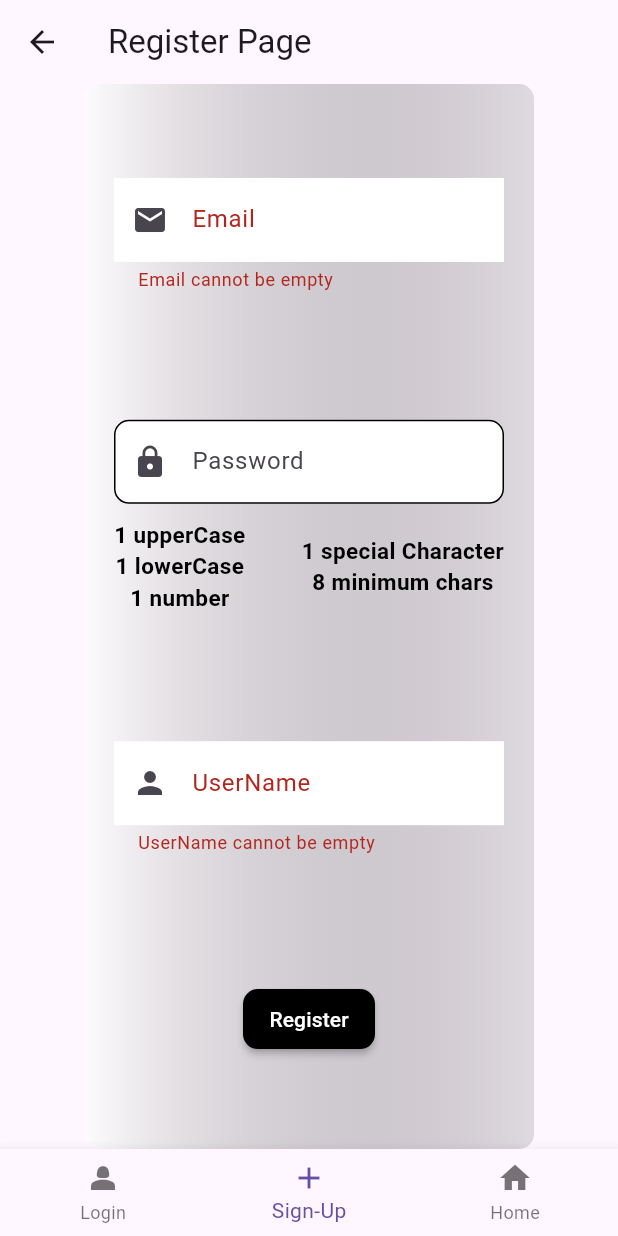
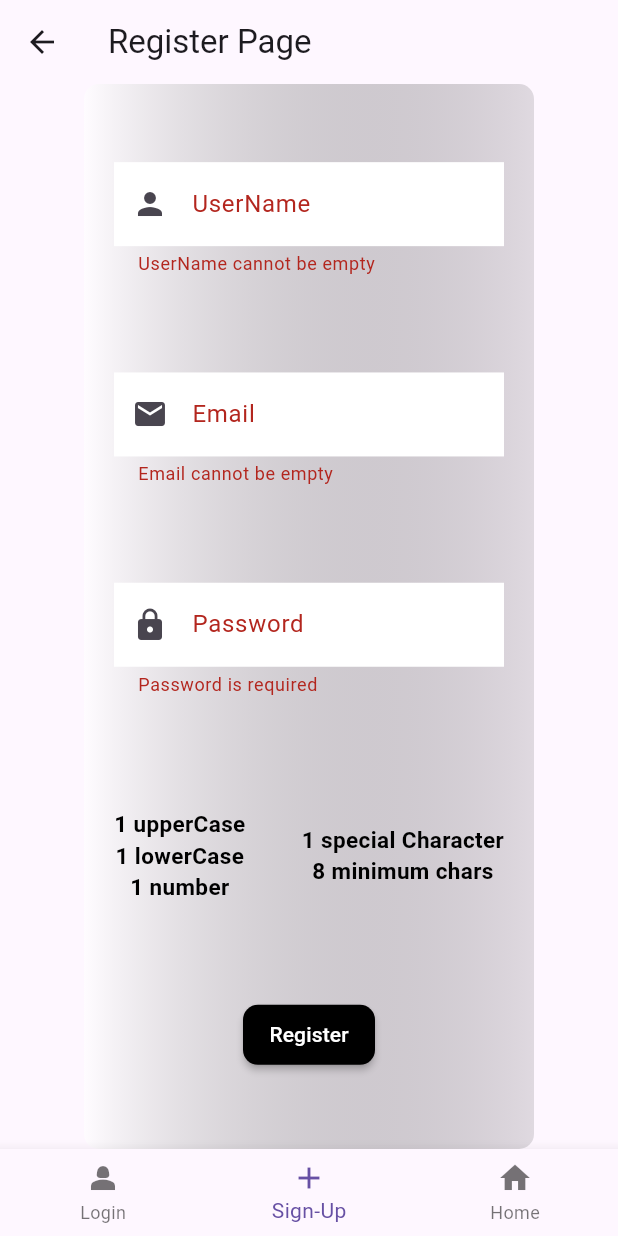
Before and after one commit to mohammedcherifmohamed/flutter_project, a Flutter app: the RegisterPage screen opened directly, item 2 of the bottom bar chosen, after a tap on "Register", on a phone screen of 412 x 824 dp. Run offline on Flutter 3.47's test engine with Material 3 defaults, Android fonts, the phone set to English and light mode, and no system bars; our stand-ins replace sqflite, sqflite_common_ffi; accounts and stored records are empty.

```diff
--- a/lib/RegisterPage.dart
+++ b/lib/RegisterPage.dart
@@ -1,6 +1,7 @@
 import 'package:flutter/material.dart';
 import 'package:flutter_project/LoginPage.dart';
 import 'package:flutter_project/HomePage.dart';
+import 'package:flutter_project/DB.dart';
 
 
 class RegisterPage extends StatefulWidget {
@@ -10,10 +11,23 @@ class RegisterPage extends StatefulWidget {
 
 class RegisterPageState extends State<RegisterPage> {
   int currentindx = 1 ;
+  final TextEditingController _usernameController = TextEditingController();
+  final TextEditingController _emailController = TextEditingController();
+  final TextEditingController _passwordController = TextEditingController();
+  @override
+  void dispose() {
+    _usernameController.dispose();
+    _emailController.dispose();
+    _passwordController.dispose();
+    super.dispose();
+  }
+
   int i = 0 ;
   bool is_empty=true ,has_upper = false , has_lower = false , has_number = false , has_special = false , valid_length = false;
 
   final formState = GlobalKey<FormState>();
+
+
 
   @override
   Widget build(BuildContext context) {
@@ -38,9 +52,39 @@ class RegisterPageState extends State<RegisterPage> {
                       crossAxisAlignment: CrossAxisAlignment.center,
                       mainAxisAlignment: MainAxisAlignment.spaceAround,
                     children:[
+                      // user Name Field
+                      TextFormField(
+                        controller: _usernameController,
+                        validator:(value){
+                          if(value!.isEmpty){
+                            return "UserName cannot be empty";
+                          }
+                          if(value.length < 3 ){
+                            return "username cant be less than 3 chars";
+                          }
+
+                        },
+                        decoration:InputDecoration(
+                            fillColor: Colors.white,
+                            filled:true,
+                            labelText:"UserName",
+                            prefixIcon:Icon(Icons.person),
+                            border:InputBorder.none,
+                            enabledBorder: OutlineInputBorder(
+                              borderSide: BorderSide(color: Colors.black),
+                              borderRadius: BorderRadius.circular(10),
+                            ),
+                            focusedBorder: OutlineInputBorder(
+                              borderSide: BorderSide(color: Colors.black),
+                              borderRadius: BorderRadius.circular(10),
+                            )
+
+                        ),
+                      ),
                       // Email Input
+                      TextFormField(
+                        controller: _emailController,
 
-                      TextFormField(
                         validator:(value){
                           if(value!.isEmpty){
                             return "Email cannot be empty";
@@ -67,11 +111,22 @@ class RegisterPageState extends State<RegisterPage> {
                         ),
                       ),
                     // password Section
-                     Container(
-                       child:Column(
-                         children:[
                       // Password Input
                       TextFormField(
+                        obscureText: true,
+                        controller: _passwordController,
+                        validator: (value) {
+                          print("Validating password: '$value'");
+                          if (value == null || value.isEmpty) {
+                            return 'Password is required';
+                          }
+                          if (!value.contains(RegExp(r'[A-Z]'))) return 'Missing uppercase';
+                          if (!value.contains(RegExp(r'[a-z]'))) return 'Missing lowercase';
+                          if (!value.contains(RegExp(r'[0-9]'))) return 'Missing digit';
+                          if (!value.contains(RegExp(r'[^a-zA-Z0-9]'))) return 'Missing special char';
+                          if (value.length < 8) return 'Too short';
+                          return null;
+                        },
                         onChanged: (value){
                           setState(() {
                             has_upper = value.contains(RegExp(r'[A-Z]'));
@@ -101,6 +156,9 @@ class RegisterPageState extends State<RegisterPage> {
 
                         ),
                       ),
+                       Column(
+                         children:[
+
                            // validations messages
                            Container(
                              width: double.infinity,
@@ -157,37 +215,36 @@ class RegisterPageState extends State<RegisterPage> {
                            ),
                           ],
                        ),
-                     ),
-                    // user Name Field
-                      TextFormField(
-                        validator:(value){
-                          if(value!.isEmpty){
-                            return "UserName cannot be empty";
-                          }
-                        },
-                        decoration:InputDecoration(
-                            fillColor: Colors.white,
-                            filled:true,
-                            labelText:"UserName",
-                            prefixIcon:Icon(Icons.person),
-                            border:InputBorder.none,
-                            enabledBorder: OutlineInputBorder(
-                              borderSide: BorderSide(color: Colors.black),
-                              borderRadius: BorderRadius.circular(10),
-                            ),
-                            focusedBorder: OutlineInputBorder(
-                              borderSide: BorderSide(color: Colors.black),
-                              borderRadius: BorderRadius.circular(10),
-                            )
 
-                        ),
-                      ),
                       // Register Button
                       MaterialButton(
-                        onPressed:()   {
+                        onPressed:() async  {
+
                           print("clicked");
                           if(formState.currentState!.validate()){
-                            print("valid");
+                             String email = _emailController.text.trim();
+                             var existingUser = await getUserByEmail(email);
+                             if(existingUser != null){
+                               ScaffoldMessenger.of(context).showSnackBar(
+                                   SnackBar(content: Text("Email déjà utilisé"))
+                               );
+                             } else {
+                               // Start of requested change: Delete all users before adding new one
+                               // await deleteAllUsers();
+                               // End of requested change
+                               await insertUser(
+                                 _usernameController.text.trim(),
+                                 email,
+                                 _passwordController.text.trim(),
+                                 "user",
+                                 true,
+                               );
+                               List <Map<String,dynamic>>  res = await getUsers();
+                               print("results : $res");
+                               ScaffoldMessenger.of(context).showSnackBar(
+                                   SnackBar(content: Text("Inscription réussie"))
+                               );
+                             }
                           }else{
                             print("invalid");
                           }
--- a/pubspec.yaml
+++ b/pubspec.yaml
@@ -34,8 +34,13 @@ dependencies:
   # The following adds the Cupertino Icons font to your application.
   # Use with the CupertinoIcons class for iOS style icons.
   cupertino_icons: ^1.0.8
+  path: ^1.9.1
+  sqflite: ^2.4.2
+  sqflite_common_ffi: ^2.3.6
 
 dev_dependencies:
+  sqflite:
+  path:
   flutter_test:
     sdk: flutter
 
```
Also changed, not shown: lib/DB.dart (added, +76 -0 lines), lib/LoginPage.dart (+57 -11 lines), lib/main.dart (+11 -4 lines), pubspec.lock. Lines whose indentation alone changed are shown as unchanged.
